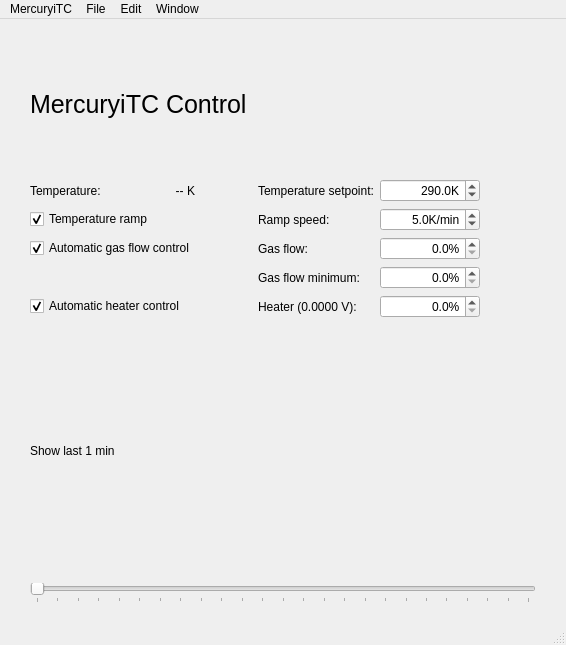
Qt form mercurygui/main.ui (OE-FET/mercurygui) before a commit.
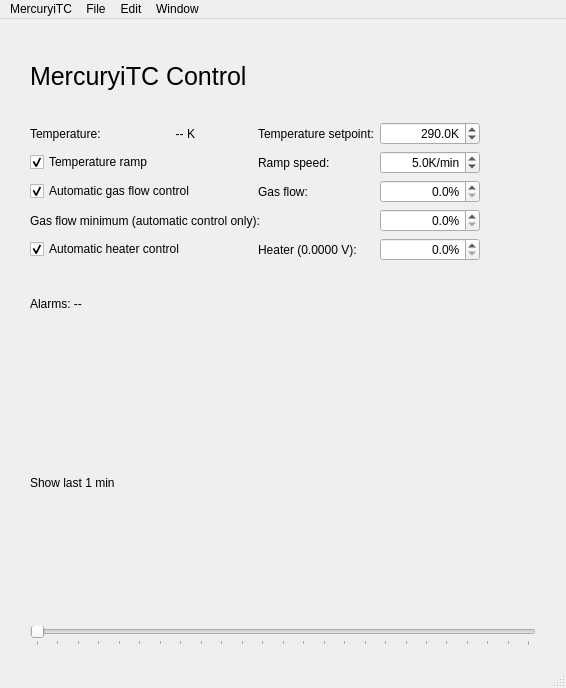
The same form after that commit. Custom widgets are drawn as their Qt base class.

Commit message: [main] separate alarm label

The edit to the form file:
```diff
--- a/mercurygui/main.ui
+++ b/mercurygui/main.ui
@@ -7,7 +7,7 @@
     <x>0</x>
     <y>0</y>
     <width>566</width>
-    <height>645</height>
+    <height>688</height>
    </rect>
   </property>
   <property name="windowTitle">
@@ -201,22 +201,6 @@
         </property>
        </widget>
       </item>
-      <item row="2" column="3" rowspan="5">
-       <spacer name="horizontalSpacer_1">
-        <property name="orientation">
-         <enum>Qt::Horizontal</enum>
-        </property>
-        <property name="sizeType">
-         <enum>QSizePolicy::Expanding</enum>
-        </property>
-        <property name="sizeHint" stdset="0">
-         <size>
-          <width>4</width>
-          <height>0</height>
-         </size>
-        </property>
-       </spacer>
-      </item>
       <item row="1" column="0" colspan="7">
        <spacer name="verticalSpacer">
         <property name="orientation">
@@ -294,13 +278,6 @@
         </property>
        </widget>
       </item>
-      <item row="5" column="4">
-       <widget class="QLabel" name="label">
-        <property name="text">
-         <string>Gas flow minimum:</string>
-        </property>
-       </widget>
-      </item>
       <item row="5" column="5">
        <widget class="ReadingDSpinBox" name="gf3_edit">
         <property name="minimumSize">
@@ -320,6 +297,36 @@
         </property>
        </widget>
       </item>
+      <item row="2" column="3" rowspan="3">
+       <spacer name="horizontalSpacer_1">
+        <property name="orientation">
+         <enum>Qt::Horizontal</enum>
+        </property>
+        <property name="sizeType">
+         <enum>QSizePolicy::Expanding</enum>
+        </property>
+        <property name="sizeHint" stdset="0">
+         <size>
+          <width>4</width>
+          <height>0</height>
+         </size>
+        </property>
+       </spacer>
+      </item>
+      <item row="5" column="0" colspan="5">
+       <widget class="QLabel" name="gf3_label">
+        <property name="text">
+         <string>Gas flow minimum (automatic control only):</string>
+        </property>
+       </widget>
+      </item>
+      <item row="7" column="0" colspan="7">
+       <widget class="QLabel" name="alarm_label">
+        <property name="text">
+         <string>Alarms: --</string>
+        </property>
+       </widget>
+      </item>
      </layout>
     </item>
     <item row="3" column="0">
```
The commit also changes 1 other file.
